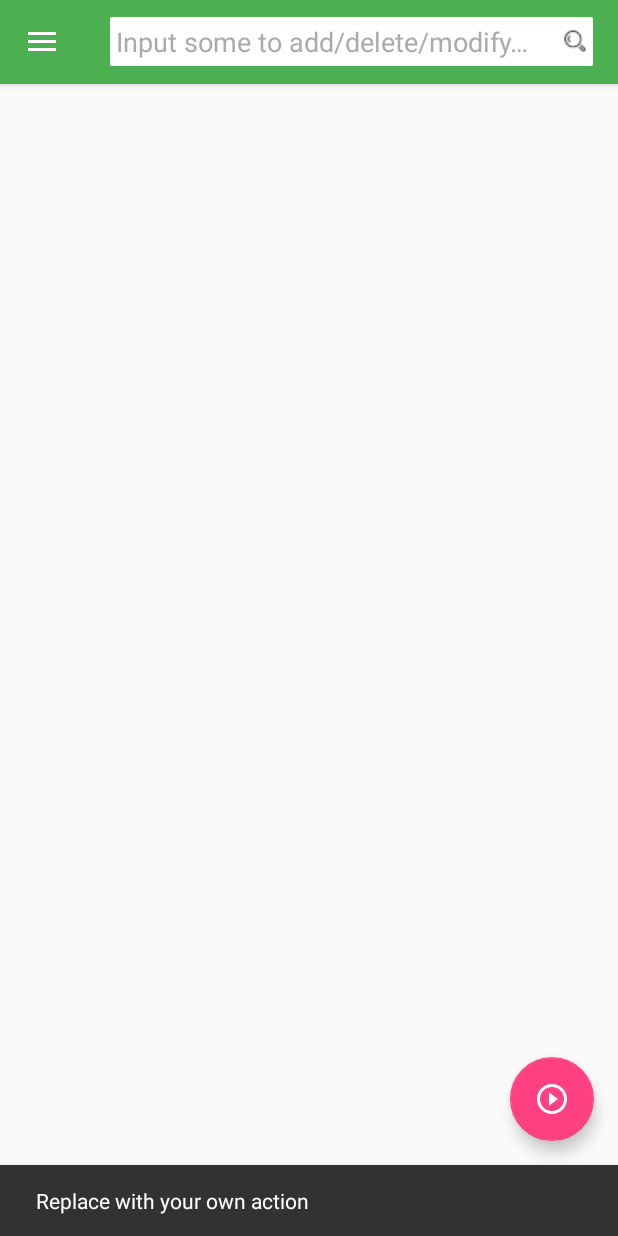
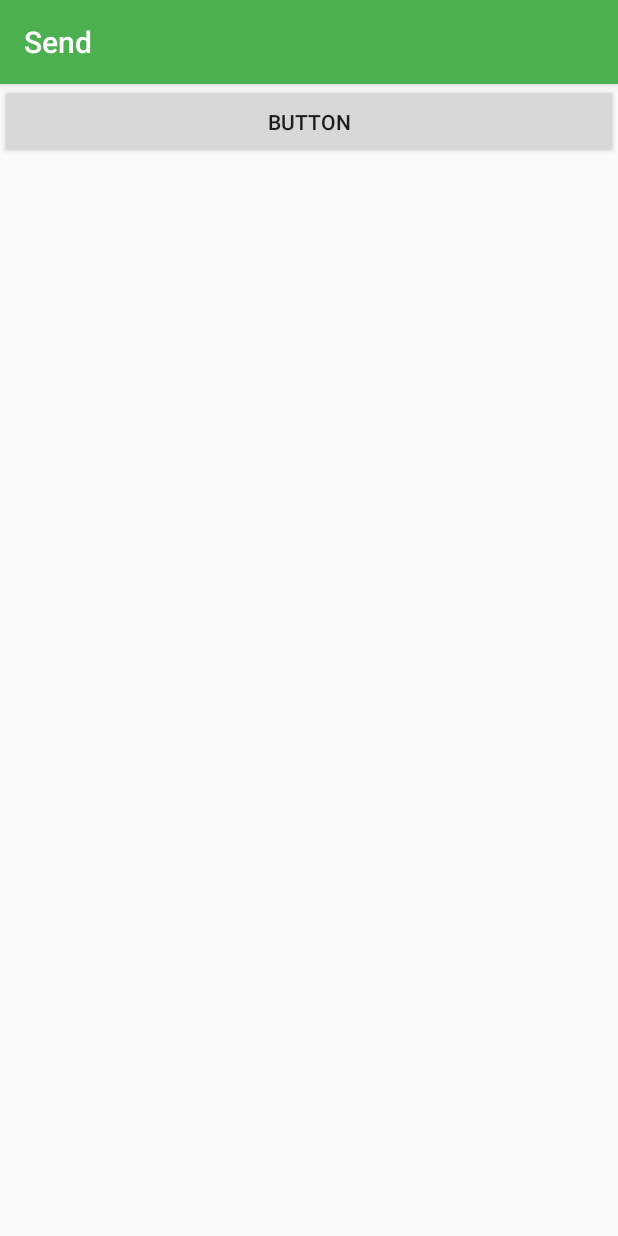
Before and after one commit to amaral0214/ContentProviderDemo, an Android app: the screen it shows after launch (ItemListActivity before the commit, SendActivity after it), after a tap on an icon or button, on a phone screen of 412 x 824 dp. Run offline under Robolectric (Android 15) with nearby library versions, the phone set to English and light mode, and no system bars; 2 other taps on this screen came first.

Commit message:
activity转场动画

```diff
--- a/app/src/main/AndroidManifest.xml
+++ b/app/src/main/AndroidManifest.xml
@@ -28,6 +28,12 @@
                 android:value=".ItemListActivity" />
         </activity>
 
+        <activity
+            android:name=".SendActivity"
+            android:label="@string/title_item_send"
+            android:theme="@style/AppTheme.Animation.DownToUp">
+        </activity>
+
         <provider
             android:name="com.example.dict.DictProvider"
             android:authorities="com.example.dict.dictprovider"></provider>
--- a/app/src/main/java/com/example/contentproviderdemo/ItemListActivity.java
+++ b/app/src/main/java/com/example/contentproviderdemo/ItemListActivity.java
@@ -20,12 +20,14 @@ import android.support.v7.widget.RecyclerView;
 import android.support.v7.widget.Toolbar;
 import android.support.design.widget.FloatingActionButton;
 import android.support.design.widget.Snackbar;
+import android.util.Log;
 import android.view.LayoutInflater;
 import android.view.MenuItem;
 import android.view.MotionEvent;
 import android.view.View;
 import android.view.ViewGroup;
 import android.view.inputmethod.InputMethodManager;
+import android.widget.AdapterView;
 import android.widget.Button;
 import android.widget.EditText;
 import android.widget.ListView;
@@ -49,7 +51,7 @@ import java.util.List;
  * item details. On tablets, the activity presents the list of items and
  * item details side-by-side using two vertical panes.
  */
-public class ItemListActivity extends AppCompatActivity implements NavigationView.OnNavigationItemSelectedListener, SimpleItemRecyclerViewAdapter.PageDirection {
+public class ItemListActivity extends AppCompatActivity implements NavigationView.OnNavigationItemSelectedListener, PageDirection {
 
     /**
      * Whether or not the activity is in two-pane mode, i.e. running on a tablet
@@ -120,8 +122,7 @@ public class ItemListActivity extends AppCompatActivity implements NavigationVie
                 itemList = DummyContent.ITEMS;
                 break;
         }
-        simpleItemRecyclerViewAdapter = new SimpleItemRecyclerViewAdapter(itemList);
-        simpleItemRecyclerViewAdapter.setPageDirection(this);
+        simpleItemRecyclerViewAdapter = new SimpleItemRecyclerViewAdapter(this, itemList);
         recyclerView.setAdapter(simpleItemRecyclerViewAdapter);
         if (cursor != null) {
             cursor.close();
@@ -150,8 +151,9 @@ public class ItemListActivity extends AppCompatActivity implements NavigationVie
         fab.setOnClickListener(new View.OnClickListener() {
             @Override
             public void onClick(View view) {
-                Snackbar.make(view, "Replace with your own action", Snackbar.LENGTH_LONG)
-                        .setAction("Action", null).show();
+                /*Snackbar.make(view, "Replace with your own action", Snackbar.LENGTH_LONG)
+                        .setAction("Action", null).show();*/
+                startActivity(new Intent(ItemListActivity.this, SendActivity.class));
             }
         });
     }
@@ -213,7 +215,6 @@ public class ItemListActivity extends AppCompatActivity implements NavigationVie
         if (cursor != null) {
             cursor.close();
         }
-        customEditText.setText(null);
     }
 
     /*    实现功能：点击EditText，软键盘出现并且不会隐藏，点击或者触摸EditText以外的其他任何区域，软键盘被隐藏；*/
@@ -276,6 +277,7 @@ public class ItemListActivity extends AppCompatActivity implements NavigationVie
         } else if (id == R.id.nav_send) {
             currentPos = 5;
             fab.setVisibility(View.GONE);
+            startActivity(new Intent(this, SendActivity.class));
         }
         setupRecyclerView();
 
@@ -285,10 +287,10 @@ public class ItemListActivity extends AppCompatActivity implements NavigationVie
     }
 
     @Override
-    public void toItemDetailPage(SimpleItemRecyclerViewAdapter.ViewHolder holder) {
+    public void toItemDetailPage(String id) {
         if (mTwoPane) {
             Bundle arguments = new Bundle();
-            arguments.putString(ItemDetailFragment.ARG_ITEM_ID, holder.mItem.id);
+            arguments.putString(ItemDetailFragment.ARG_ITEM_ID, id);
             ItemDetailFragment fragment = new ItemDetailFragment();
             fragment.setArguments(arguments);
             getSupportFragmentManager().beginTransaction()
@@ -296,7 +298,7 @@ public class ItemListActivity extends AppCompatActivity implements NavigationVie
                     .commit();
         } else {
             Intent intent = new Intent(this, ItemDetailActivity.class);
-            intent.putExtra(ItemDetailFragment.ARG_ITEM_ID, holder.mItem.id);
+            intent.putExtra(ItemDetailFragment.ARG_ITEM_ID, id);
 
 //                        context.startActivity(intent);
             Utils.startActivityUseAnimation(this, intent, -1, Utils.ANIMATION_TYPE_LEFT_RIGHT);
@@ -333,6 +335,12 @@ public class ItemListActivity extends AppCompatActivity implements NavigationVie
         listView.setChoiceMode(ListView.CHOICE_MODE_MULTIPLE_MODAL);
         listView.setMultiChoiceModeListener(mCallback);
         listView.setAdapter(searchResultAdapter);
+        listView.setOnItemClickListener(new AdapterView.OnItemClickListener() {
+            @Override
+            public void onItemClick(AdapterView<?> parent, View view, int position, long id) {
+                toItemDetailPage(((SearchResultAdapter) ((ListView) parent).getAdapter()).getId(position));
+            }
+        });
         alertDialog.show();
 
         alertDialog.getButton(DialogInterface.BUTTON_POSITIVE).setEnabled(false);
--- /dev/null
+++ b/app/src/main/java/com/example/contentproviderdemo/PageDirection.java
@@ -0,0 +1,9 @@
+package com.example.contentproviderdemo;
+
+/**
+ * Created by Frank on 2017/3/10.
+ */
+
+interface PageDirection {
+    void toItemDetailPage(String id);
+}
--- a/app/src/main/java/com/example/contentproviderdemo/SearchResultAdapter.java
+++ b/app/src/main/java/com/example/contentproviderdemo/SearchResultAdapter.java
@@ -118,6 +118,10 @@ public class SearchResultAdapter extends BaseAdapter {
         return selectItems.size();
     }
 
+    public String getId(int position) {
+        return getItem(position).id;
+    }
+
     static class ViewHolder {
         LinearLayout ll;
         CheckBox checkBox;
--- /dev/null
+++ b/app/src/main/java/com/example/contentproviderdemo/SendActivity.java
@@ -0,0 +1,51 @@
+package com.example.contentproviderdemo;
+
+import android.content.res.TypedArray;
+import android.os.Bundle;
+import android.os.PersistableBundle;
+import android.support.annotation.Nullable;
+import android.support.v7.app.AppCompatActivity;
+import android.view.View;
+import android.widget.Button;
+
+/**
+ * Created by Frank on 2017/3/16.
+ */
+
+public class SendActivity extends AppCompatActivity {
+
+    protected int activityCloseEnterAnimation;
+    protected int activityCloseExitAnimation;
+
+    @Override
+    protected void onCreate(@Nullable Bundle savedInstanceState) {
+        super.onCreate(savedInstanceState);
+        setContentView(R.layout.activity_send);
+        Button button=(Button)findViewById(R.id.button);
+        button.setOnClickListener(new View.OnClickListener() {
+            @Override
+            public void onClick(View v) {
+                finish();
+            }
+        });
+
+        TypedArray activityStyle = getTheme().obtainStyledAttributes(new int[] {android.R.attr.windowAnimationStyle});
+        int windowAnimationStyleResId = activityStyle.getResourceId(0, 0);
+        activityStyle.recycle();
+        activityStyle = getTheme().obtainStyledAttributes(windowAnimationStyleResId, new int[] {android.R.attr.activityCloseEnterAnimation, android.R.attr.activityCloseExitAnimation});
+        activityCloseEnterAnimation = activityStyle.getResourceId(0, 0);
+        activityCloseExitAnimation = activityStyle.getResourceId(1, 0);
+        activityStyle.recycle();
+    }
+
+    @Override
+    protected void onDestroy() {
+        super.onDestroy();
+    }
+
+    @Override
+    public void finish() {
+        super.finish();
+        overridePendingTransition(activityCloseEnterAnimation, activityCloseExitAnimation);
+    }
+}
--- a/app/src/main/java/com/example/contentproviderdemo/SimpleItemRecyclerViewAdapter.java
+++ b/app/src/main/java/com/example/contentproviderdemo/SimpleItemRecyclerViewAdapter.java
@@ -23,9 +23,9 @@ public class SimpleItemRecyclerViewAdapter
     static final int TYPE_FOOTER = 1;
     static final int TYPE_NORMAL = 2;
 
+    private Context context;
     private final List<DummyItem> mValues;
     private View mHeaderView, mFooterView;
-    private PageDirection pageDirection = null;
 
     public View getHeaderView() {
         return mHeaderView;
@@ -45,7 +45,8 @@ public class SimpleItemRecyclerViewAdapter
         notifyItemInserted(getItemCount() - 1);
     }
 
-    SimpleItemRecyclerViewAdapter(List<DummyItem> items) {
+    SimpleItemRecyclerViewAdapter(Context context, List<DummyItem> items) {
+        this.context = context;
         mValues = items;
     }
 
@@ -87,7 +88,7 @@ public class SimpleItemRecyclerViewAdapter
             holder.mView.setOnClickListener(new View.OnClickListener() {
                 @Override
                 public void onClick(View v) {
-                    pageDirection.toItemDetailPage(holder);
+                    ((PageDirection) context).toItemDetailPage(holder.mItem.id);
                 }
             });
         }
@@ -102,10 +103,6 @@ public class SimpleItemRecyclerViewAdapter
         } else {
             return mValues.size() + 2;
         }
-    }
-
-    public void setPageDirection(PageDirection pageDirection) {
-        this.pageDirection = pageDirection;
     }
 
     class ViewHolder extends RecyclerView.ViewHolder {
@@ -129,8 +126,4 @@ public class SimpleItemRecyclerViewAdapter
             return super.toString() + " '" + mContentView.getText() + "'";
         }
     }
-
-    interface PageDirection {
-        void toItemDetailPage(ViewHolder holder);
-    }
 }
--- /dev/null
+++ b/app/src/main/res/layout/activity_send.xml
@@ -0,0 +1,12 @@
+<?xml version="1.0" encoding="utf-8"?>
+<LinearLayout xmlns:android="http://schemas.android.com/apk/res/android"
+    android:layout_width="match_parent"
+    android:layout_height="match_parent"
+    android:orientation="vertical">
+
+    <Button
+        android:id="@+id/button"
+        android:layout_width="match_parent"
+        android:layout_height="50dp"
+        android:text="Button" />
+</LinearLayout>
--- a/app/src/main/res/values/strings.xml
+++ b/app/src/main/res/values/strings.xml
@@ -2,6 +2,7 @@
     <string name="app_name">ContentProviderDemo</string>
     <string name="title_item_list">Item List</string>
     <string name="title_item_detail">Item Detail</string>
+    <string name="title_item_send">Send</string>
 
     <string name="edit_text_hint">Input some to add/delete/modify…</string>
 
--- a/app/src/main/res/values/styles.xml
+++ b/app/src/main/res/values/styles.xml
@@ -23,4 +23,24 @@
         <item name="android:background">@drawable/selector_edit_text_bg</item>
     </style>
 
+    <style name="AppTheme.Animation.RightToLeft" parent="AppTheme.NoActionBar">
+        <item name="android:activityOpenEnterAnimation">@anim/from_right_in</item>
+        <item name="android:activityCloseEnterAnimation">@anim/to_left_out</item>
+        <item name="android:activityOpenExitAnimation">@anim/from_left_in</item>
+        <item name="android:activityCloseExitAnimation">@anim/to_right_out</item>
+    </style>
+
+    <style name="Animation.DownToUp" parent="@android:style/Animation.Activity">
+        <item name="android:activityOpenEnterAnimation">@anim/from_down_in</item>
+        <item name="android:activityCloseEnterAnimation">@anim/from_up_in</item>
+        <item name="android:activityOpenExitAnimation">@anim/to_up_out</item>
+        <item name="android:activityCloseExitAnimation">@anim/to_down_out</item>
+    </style>
+
+    <style name="AppTheme.Animation.DownToUp" parent="AppTheme">
+        <item name="android:windowAnimationStyle">@style/Animation.DownToUp</item>
+        <item name="android:windowEnterAnimation">@style/Animation.DownToUp</item>
+        <item name="android:windowExitAnimation">@style/Animation.DownToUp</item>
+    </style>
+
 </resources>
```
